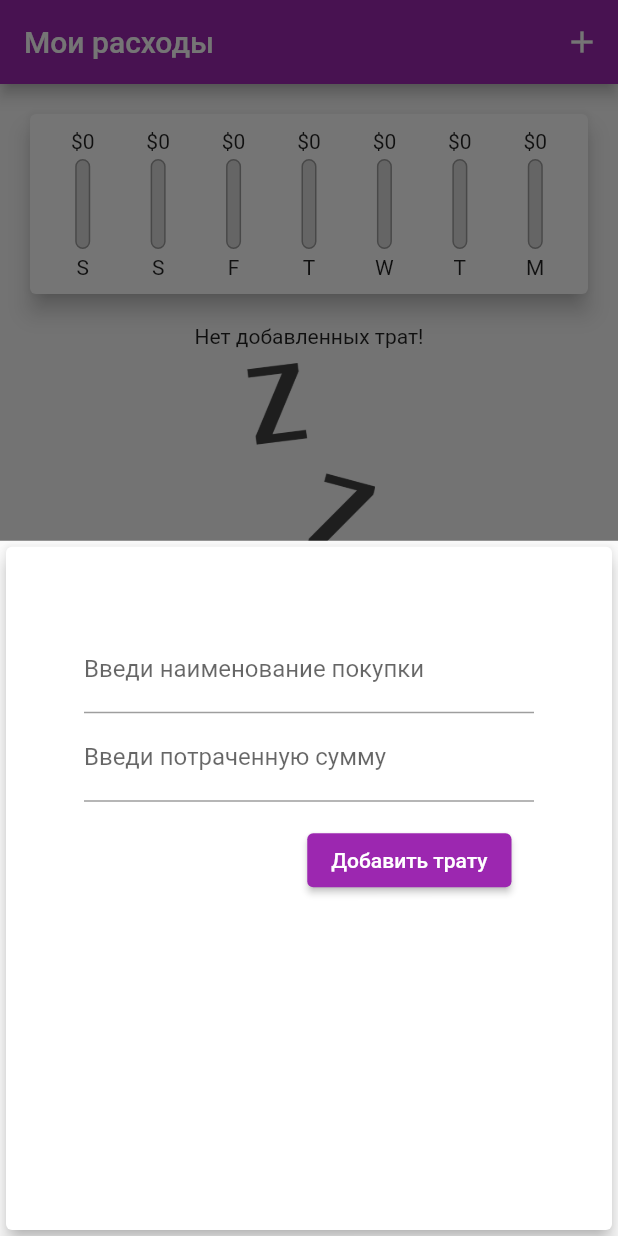
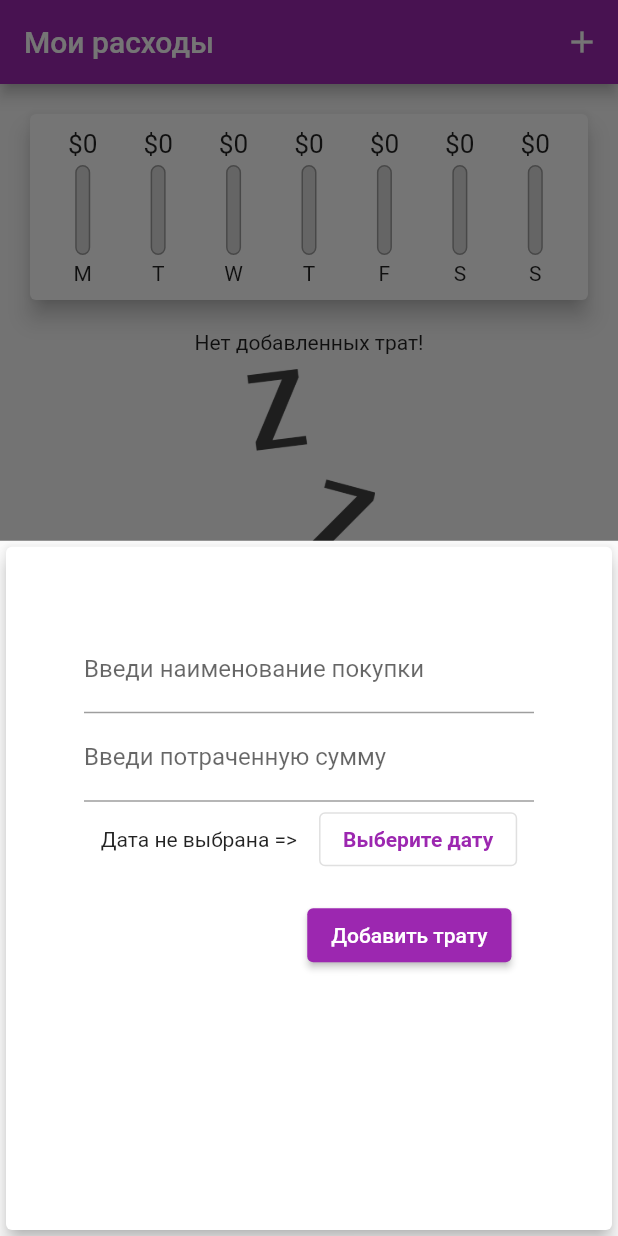
Before and after one commit to VladKodletov/my_expenses, a Flutter app: the screen it shows after launch, after a tap on the "add" icon, on a phone screen of 412 x 824 dp. Run offline on Flutter 3.47's test engine with Material 2 defaults, Android fonts, the phone set to English and light mode, and no system bars.

Commit message:
add revision chart

```diff
--- a/lib/widgets/chart.dart
+++ b/lib/widgets/chart.dart
@@ -30,7 +30,7 @@ class Chart extends StatelessWidget {
         'day': DateFormat.E().format(weekDay).substring(0, 1),
         'amount': totalSum,
       };
-    });
+    }).reversed.toList();
   }
 
   double get totalSpending {
--- a/lib/widgets/chart_bar.dart
+++ b/lib/widgets/chart_bar.dart
@@ -14,8 +14,11 @@ class ChartBar extends StatelessWidget {
   Widget build(BuildContext context) {
     return Column(
       children: [
-        FittedBox(
-          child: Text('\$${spendingAmount.toStringAsFixed(0)}'),
+        Container(
+          height: 20,
+          child: FittedBox(
+            child: Text('\$${spendingAmount.toStringAsFixed(0)}'),
+          ),
         ),
         SizedBox(
           height: 4,
--- a/lib/widgets/new_transaction.dart
+++ b/lib/widgets/new_transaction.dart
@@ -52,6 +52,22 @@ class _NewTransactionsState extends State<NewTransactions> {
               decoration: InputDecoration(labelText: 'Введи потраченную сумму'),
             ),
             Container(
+              height: 50,
+              child: Row(
+                mainAxisAlignment: MainAxisAlignment.spaceEvenly,
+                children: [
+                  Text('Дата не выбрана => '),
+                  OutlinedButton(
+                    onPressed: () {},
+                    child: Text(
+                      'Выберите дату',
+                      style: TextStyle(fontWeight: FontWeight.bold),
+                    ),
+                  )
+                ],
+              ),
+            ),
+            Container(
               padding: EdgeInsets.all(15),
               child: ElevatedButton(
                 onPressed: submitData,
```
